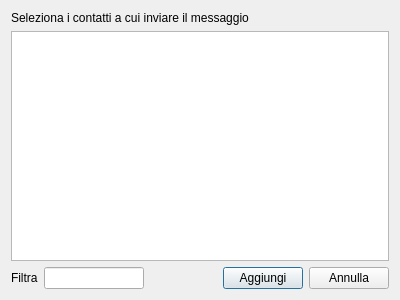
Qt form multiplecheckdialog.ui (freesmee/freesmee-desktop) before a commit.
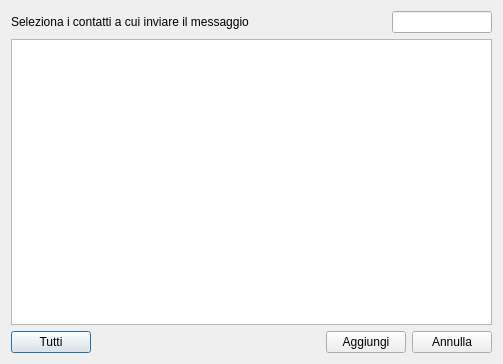
The same form after that commit. Icons and pictures are not drawn.

Commit message: - Fixed some strings from JackSMS to Freesmee - Dryed and improved the streamer - Added a default icon for the services that don't have one - Fixed the Tray Menu in Ubuntu and other GTK-based user interfaces - Added the option to disable Free+ streamer (it is problematic in some proxyfied   and socked networks) - Feature: the user can now select all the contacts from the multiple contact   selection dialog - Improved the UI of the multiple check dialog - Fixed a glitch on the conversation tab

```diff
--- a/multiplecheckdialog.ui
+++ b/multiplecheckdialog.ui
@@ -6,8 +6,8 @@
    <rect>
     <x>0</x>
     <y>0</y>
-    <width>400</width>
-    <height>300</height>
+    <width>503</width>
+    <height>364</height>
    </rect>
   </property>
   <property name="windowTitle">
@@ -17,6 +17,11 @@
    <item>
     <layout class="QVBoxLayout" name="verticalLayout">
      <item>
+      <layout class="QHBoxLayout" name="horizontalLayout_3">
+       <property name="topMargin">
+        <number>0</number>
+       </property>
+       <item>
       <widget class="QLabel" name="label">
        <property name="text">
         <string>Seleziona i contatti a cui inviare il messaggio</string>
@@ -24,14 +29,25 @@
       </widget>
      </item>
      <item>
-      <widget class="QListWidget" name="listWidget"/>
+        <spacer name="horizontalSpacer_2">
+         <property name="orientation">
+          <enum>Qt::Horizontal</enum>
+         </property>
+         <property name="sizeHint" stdset="0">
+          <size>
+           <width>40</width>
+           <height>20</height>
+          </size>
+         </property>
+        </spacer>
      </item>
      <item>
-      <layout class="QHBoxLayout" name="horizontalLayout">
-       <item>
-        <widget class="QLabel" name="label_2">
+        <widget class="QLabel" name="icon_find">
          <property name="text">
-          <string>Filtra</string>
+          <string/>
+         </property>
+         <property name="pixmap">
+          <pixmap resource="resources.qrc">:/resource/findd.png</pixmap>
          </property>
         </widget>
        </item>
@@ -42,6 +58,24 @@
            <width>100</width>
            <height>16777215</height>
           </size>
+         </property>
+        </widget>
+       </item>
+      </layout>
+     </item>
+     <item>
+      <widget class="QListWidget" name="listWidget"/>
+     </item>
+     <item>
+      <layout class="QHBoxLayout" name="horizontalLayout">
+       <item>
+        <widget class="QPushButton" name="button_all">
+         <property name="text">
+          <string>Tutti</string>
+         </property>
+         <property name="icon">
+          <iconset resource="resources.qrc">
+           <normaloff>:/resource/freccia.png</normaloff>:/resource/freccia.png</iconset>
          </property>
         </widget>
        </item>
```
Left out of the diff: 2 changed lines with no effect on the pictures. Lines whose indentation alone changed are shown as unchanged. The commit also changes 23 other files.
